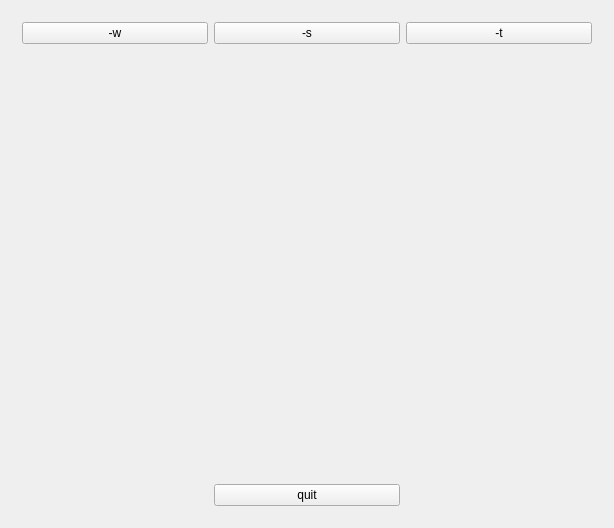
zer0main/bin_game_mvc, file src/gui/MainWindow.ui: the form before one commit.
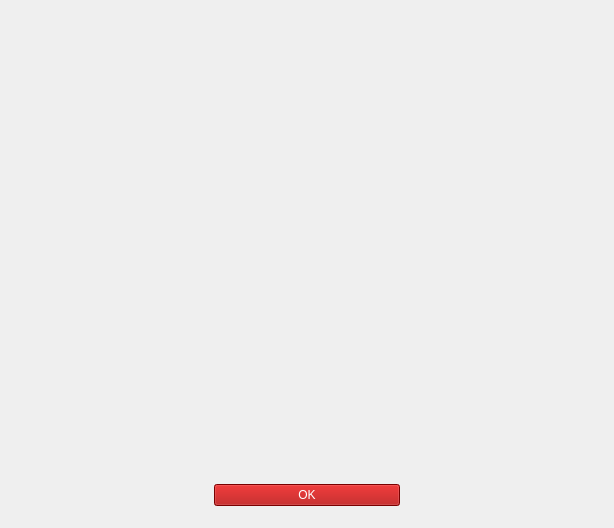
The form after the commit. The open tabs and pages were chosen to show the change.

```diff
--- a/src/gui/MainWindow.ui
+++ b/src/gui/MainWindow.ui
@@ -379,6 +379,117 @@
         </item>
        </layout>
       </widget>
+      <widget class="QWidget" name="resultPage">
+       <layout class="QGridLayout" name="gridLayout_7">
+        <item row="1" column="1">
+         <widget class="QPushButton" name="endButton">
+          <property name="cursor">
+           <cursorShape>PointingHandCursor</cursorShape>
+          </property>
+          <property name="styleSheet">
+           <string notr="true">background-color: rgb(170, 0, 0);
+color: rgb(255, 255, 255);</string>
+          </property>
+          <property name="text">
+           <string>OK</string>
+          </property>
+         </widget>
+        </item>
+        <item row="1" column="0">
+         <spacer name="horizontalSpacer_9">
+          <property name="orientation">
+           <enum>Qt::Horizontal</enum>
+          </property>
+         </spacer>
+        </item>
+        <item row="1" column="2">
+         <spacer name="horizontalSpacer_10">
+          <property name="orientation">
+           <enum>Qt::Horizontal</enum>
+          </property>
+         </spacer>
+        </item>
+        <item row="0" column="0" colspan="3">
+         <layout class="QVBoxLayout" name="verticalLayout_3">
+          <item>
+           <layout class="QHBoxLayout" name="horizontalLayout_5">
+            <item>
+             <spacer name="horizontalSpacer_11">
+              <property name="orientation">
+               <enum>Qt::Horizontal</enum>
+              </property>
+             </spacer>
+            </item>
+            <item>
+             <widget class="QLabel" name="resultLabel">
+              <property name="text">
+               <string/>
+              </property>
+             </widget>
+            </item>
+            <item>
+             <spacer name="horizontalSpacer_12">
+              <property name="orientation">
+               <enum>Qt::Horizontal</enum>
+              </property>
+             </spacer>
+            </item>
+           </layout>
+          </item>
+          <item>
+           <layout class="QHBoxLayout" name="horizontalLayout_6">
+            <item>
+             <spacer name="horizontalSpacer_13">
+              <property name="orientation">
+               <enum>Qt::Horizontal</enum>
+              </property>
+             </spacer>
+            </item>
+            <item>
+             <widget class="QLabel" name="scoreLabel">
+              <property name="text">
+               <string/>
+              </property>
+             </widget>
+            </item>
+            <item>
+             <spacer name="horizontalSpacer_14">
+              <property name="orientation">
+               <enum>Qt::Horizontal</enum>
+              </property>
+             </spacer>
+            </item>
+           </layout>
+          </item>
+          <item>
+           <layout class="QHBoxLayout" name="horizontalLayout_7">
+            <item>
+             <spacer name="horizontalSpacer_15">
+              <property name="orientation">
+               <enum>Qt::Horizontal</enum>
+              </property>
+             </spacer>
+            </item>
+            <item>
+             <widget class="QLabel" name="stepLabel">
+              <property name="text">
+               <string/>
+              </property>
+             </widget>
+            </item>
+            <item>
+             <spacer name="horizontalSpacer_16">
+              <property name="orientation">
+               <enum>Qt::Horizontal</enum>
+              </property>
+             </spacer>
+            </item>
+           </layout>
+          </item>
+         </layout>
+        </item>
+       </layout>
+      </widget>
      </widget>
     </item>
    </layout>
```
Left out of the diff: 6 changed lines with no effect on the pictures.
